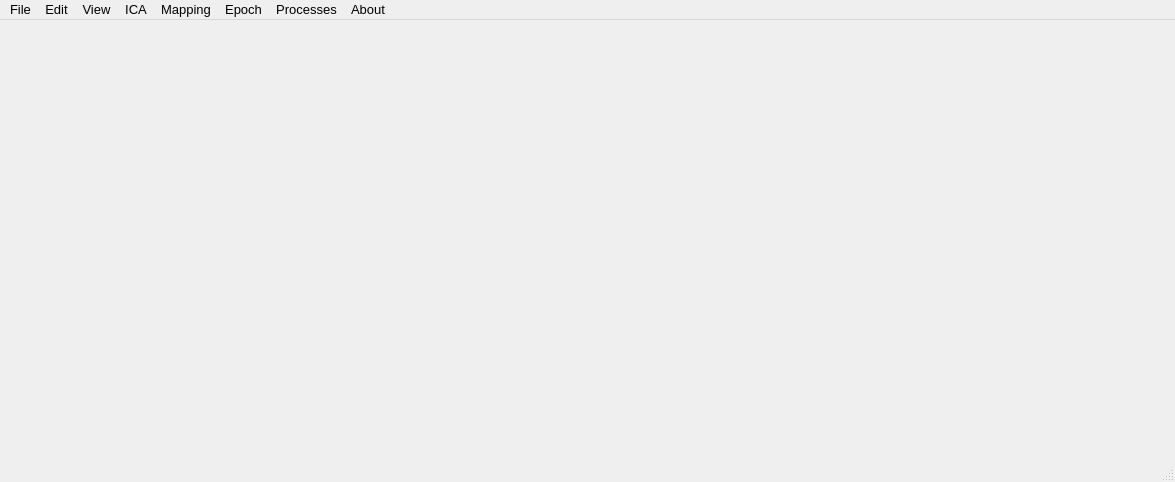
Old version of the form src/AnyWave/AnyWave.ui in the repository HIP-infrastructure/anywave-code.
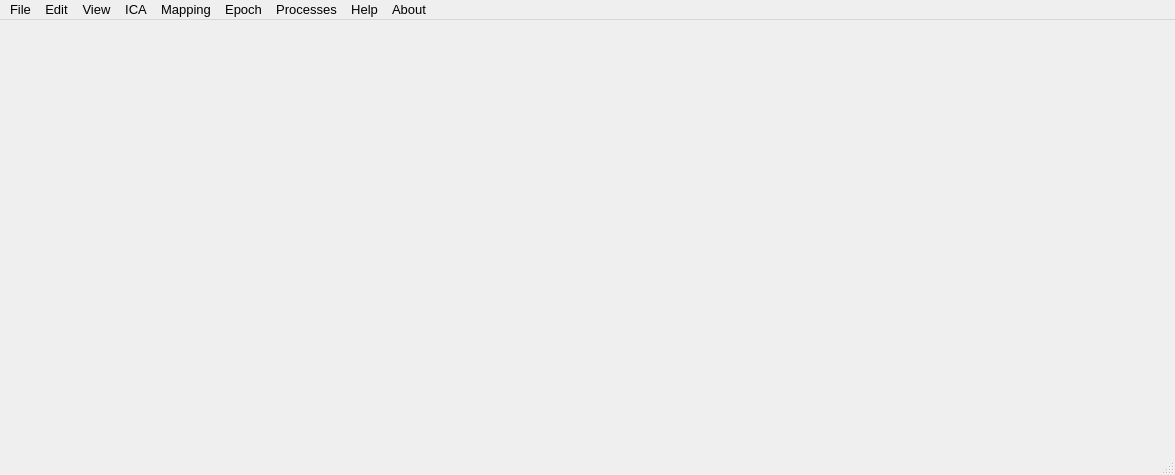
New version of the form. Icons and pictures are not drawn.

Commit message: Added helpUrl string to Process plugins in order to provide an url where to find help

Patch:
```diff
--- a/src/AnyWave/AnyWave.ui
+++ b/src/AnyWave/AnyWave.ui
@@ -7,7 +7,7 @@
     <x>0</x>
     <y>0</y>
     <width>1175</width>
-    <height>482</height>
+    <height>475</height>
    </rect>
   </property>
   <property name="font">
@@ -160,6 +160,12 @@
     <addaction name="actionCreate_batch_script"/>
     <addaction name="separator"/>
    </widget>
+   <widget class="QMenu" name="menuHelp">
+    <property name="title">
+     <string>Help</string>
+    </property>
+    <addaction name="actionHelpAnyWave"/>
+   </widget>
    <addaction name="menuFile"/>
    <addaction name="menuEdit"/>
    <addaction name="menuView_"/>
@@ -167,6 +173,7 @@
    <addaction name="menuMapping"/>
    <addaction name="menuEpoch"/>
    <addaction name="menuProcesses"/>
+   <addaction name="menuHelp"/>
    <addaction name="menuAbout"/>
   </widget>
   <widget class="QStatusBar" name="statusBar"/>
```
Left out of the diff: 11 changed lines with no effect on the pictures. The commit also changes 14 other files.
